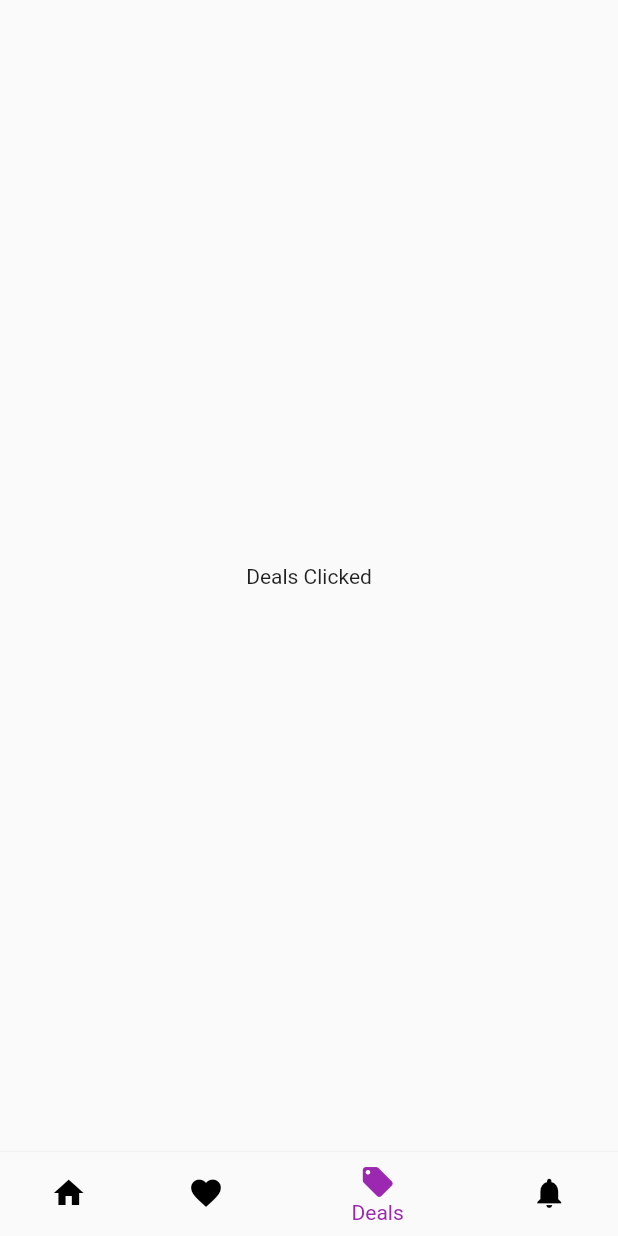
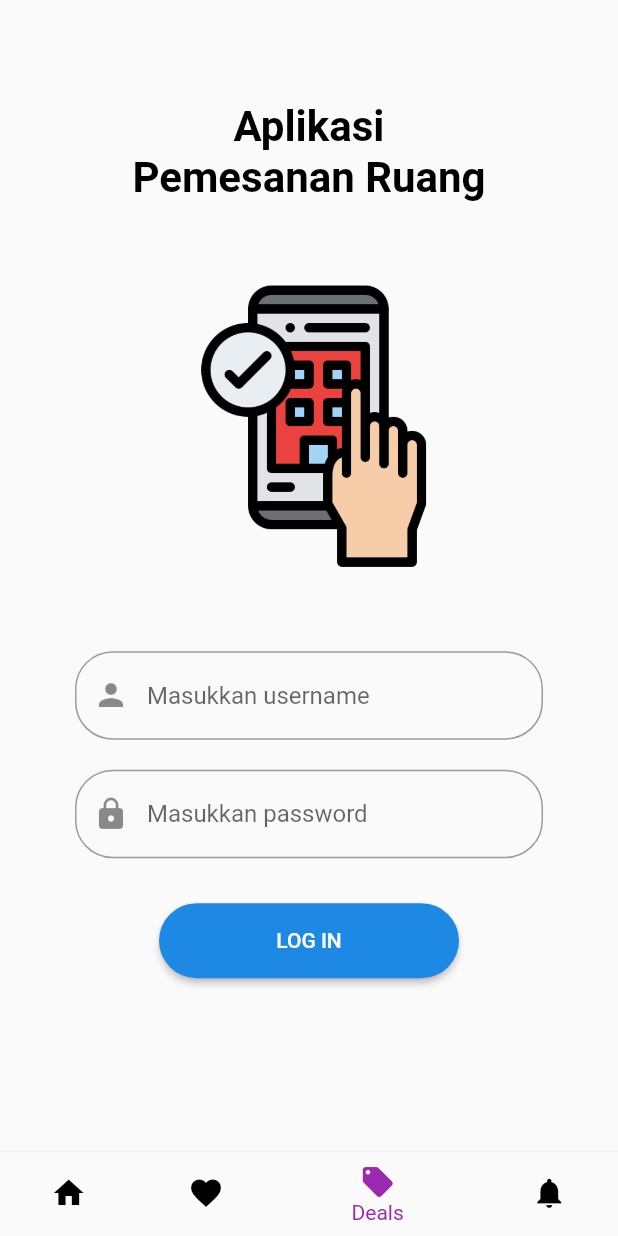
Before and after one commit to areosudrajad/App-pemesanan-ruang, a Flutter app: the screen it shows after launch, item 3 of the bottom bar chosen, on a phone screen of 412 x 824 dp. Run offline on Flutter 3.47's test engine with Material 2 defaults, Android fonts, the light colour scheme and no system bars; our stand-ins replace hive, hive_flutter; accounts and stored records are empty.

Commit message:
mencoba memasukkan halaman login ke salah satu tombol di home

```diff
--- a/lib/Deals.dart
+++ b/lib/Deals.dart
@@ -1,10 +1,128 @@
+//import 'package:flutter/material.dart';
+
+//class Deals extends StatelessWidget {
+  //@override
+  //Widget build(BuildContext context) {
+    //return Scaffold(
+      //body: Center(child: Text("Deals Clicked")),
+    //);
+  //}
+//}
 import 'package:flutter/material.dart';
+import 'package:hive/hive.dart';
+import 'package:hive_flutter/hive_flutter.dart';
 
-class Deals extends StatelessWidget {
+class Deals extends StatefulWidget {
+  const Deals({Key? key}) : super(key: key);
+
+  @override
+  State<Deals> createState() => _DealsState();
+}
+
+class _DealsState extends State<Deals> {
+  TextEditingController userNameController = TextEditingController();
+  TextEditingController passwordController = TextEditingController();
+
   @override
   Widget build(BuildContext context) {
     return Scaffold(
-      body: Center(child: Text("Deals Clicked")),
+      resizeToAvoidBottomInset: false,
+      body: Column(
+        children: [
+          SizedBox(
+            height: 50,
+          ),
+          Text(
+            'Aplikasi',
+            style: TextStyle(
+                fontWeight: FontWeight.bold,
+                fontSize: 28,
+                color: Colors.black,
+                height: 2),
+          ),
+          SizedBox(
+            height: 0.1,
+          ),
+          Text(
+            'Pemesanan Ruang',
+            style: TextStyle(
+                fontWeight: FontWeight.bold,
+                fontSize: 28,
+                color: Colors.black,
+                height: 1),
+          ),
+          SizedBox(
+            height: 50,
+          ),
+          Image.asset('images/L1.png', height: 200),
+          SizedBox(
+            height: 40,
+          ),
+          Padding(
+            padding: const EdgeInsets.symmetric(horizontal: 50, vertical: 10),
+            child: TextFormField(
+              controller: userNameController,
+              decoration: InputDecoration(
+                hintText: 'Masukkan username',
+                prefixIcon: Icon(Icons.person),
+                border: OutlineInputBorder(
+                  borderRadius: BorderRadius.circular(25),
+                ),
+              ),
+            ),
+          ),
+          Padding(
+            padding: const EdgeInsets.symmetric(horizontal: 50, vertical: 10),
+            child: TextFormField(
+              controller: passwordController,
+              obscureText: true,
+              decoration: InputDecoration(
+                prefixIcon: Icon(Icons.lock),
+                hintText: 'Masukkan password',
+                border: OutlineInputBorder(
+                  borderRadius: BorderRadius.circular(25),
+                ),
+              ),
+            ),
+          ),
+          SizedBox(
+            height: 20,
+          ),
+          SizedBox(
+            width: 200,
+            height: 50,
+            child: ElevatedButton(
+              onPressed: () {
+                print('username = ${userNameController.text} ');
+                if (userNameController.text == 'admin' &&
+                    passwordController.text == 'admin') {
+                  ScaffoldMessenger.of(context).showSnackBar(SnackBar(
+                    content: Text('Login berhasil'),
+                  ));
+                  var box = Hive.box('userBox');
+                  box.put('isLogin', true);
+
+                  //Navigator.pushReplacement(context,
+                  //MaterialPageRoute(builder: (context) => HomeScreen()));
+                } else {
+                  ScaffoldMessenger.of(context).showSnackBar(
+                    SnackBar(
+                      content: Text('Username atau Password salah'),
+                    ),
+                  );
+                }
+              },
+              style: ElevatedButton.styleFrom(
+                primary: Colors.blue[600],
+                shape: RoundedRectangleBorder(
+                  borderRadius: BorderRadius.circular(25),
+                ),
+              ),
+              child: Text('LOG IN'),
+            ),
+          ),
+        ],
+      ),
     );
   }
 }
--- a/lib/main.dart
+++ b/lib/main.dart
@@ -10,7 +10,7 @@
     debugShowCheckedModeBanner: false,
     home: BottomNav(),
     theme: appTheme,
-    title: "hasanm08 Flutter Project",
+    title: "UAS Rekyasa Areo Yolia Yuda",
   ));
 }
 
@@ -155,7 +155,7 @@
                           ),
                           child: Image.asset('assets/images/instagram.png'),
                           onPressed: () async {
-                            const url = 'https://www.instagram.com/hasanm108/';
+                            const url = 'https://www.instagram.com/';
                           },
                         ),
                       ),
@@ -172,7 +172,7 @@
                           ),
                           child: Image.asset('assets/images/telegram.png'),
                           onPressed: () async {
-                            const url = 'https://t.me/hasanm08';
+                            const url = 'https://t.me/';
                           },
                         ),
                       ),
@@ -189,7 +189,7 @@
                           ),
                           child: Image.asset('assets/images/whatsapp.png'),
                           onPressed: () async {
-                            const url = 'https://wa.me/+989910187797';
+                            const url = 'https://wa.me/+6289697987809';
                           },
                         ),
                       ),
```
